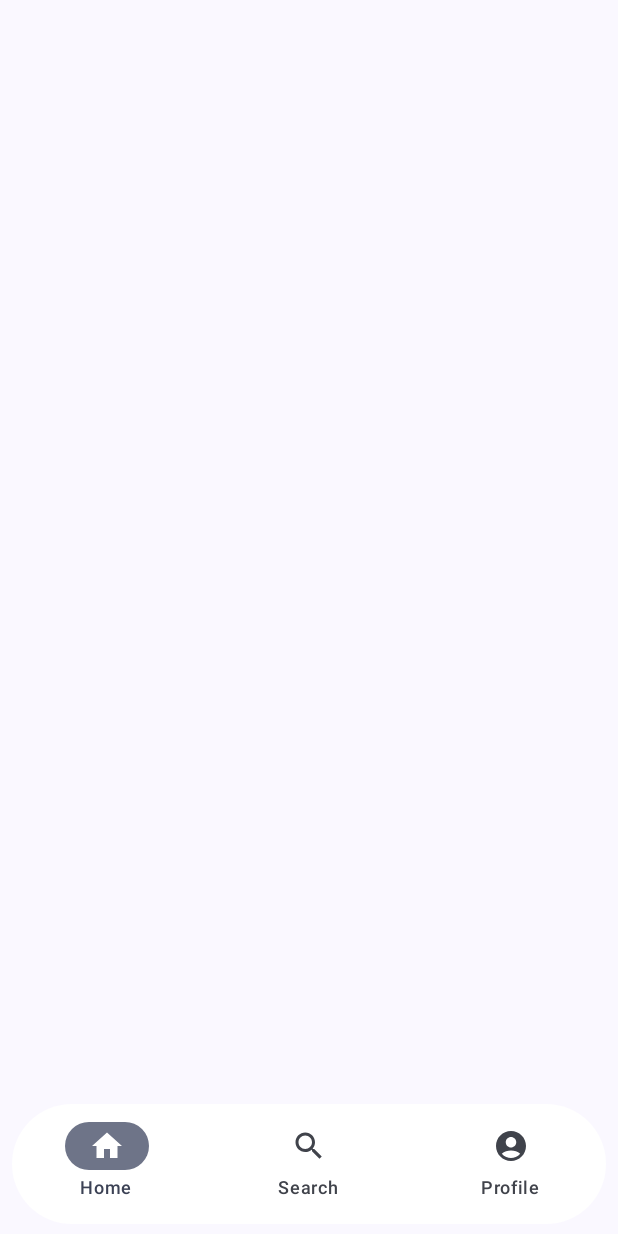
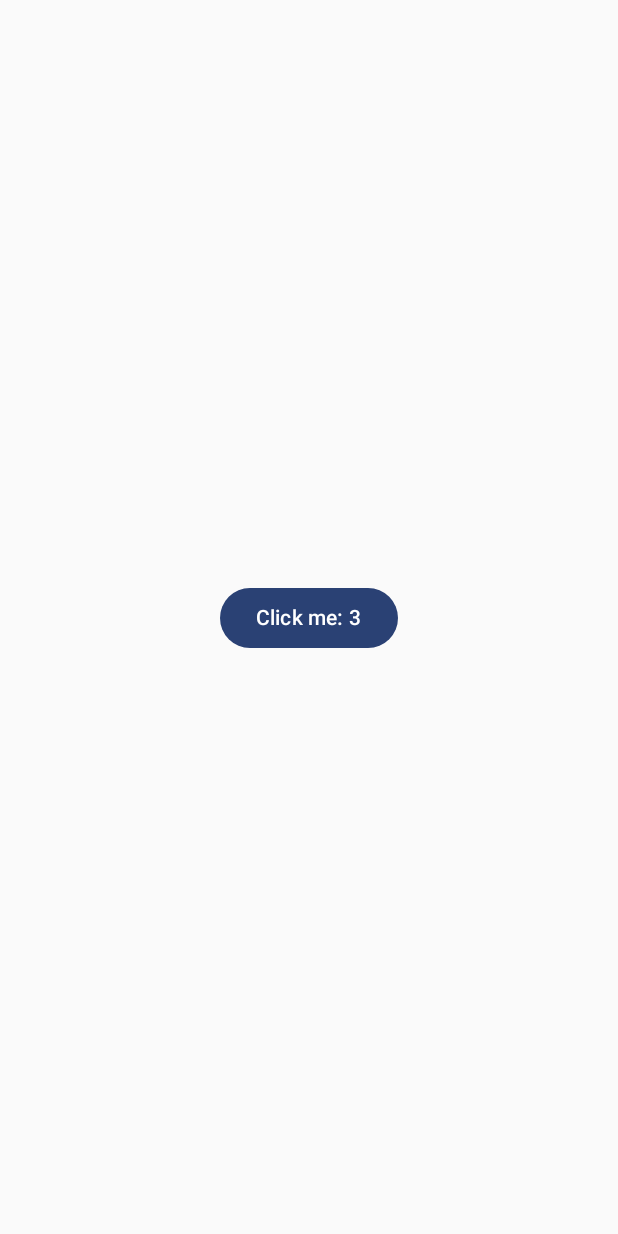
Before and after one commit to Navee-code/JetPackComposeLearning, an Android app built with Jetpack Compose: the screen it shows after launch (MainActivity), on a phone screen of 412 x 824 dp. Run offline under Robolectric (Android 15) with nearby library versions, the phone set to English and light mode, and no system bars.

Commit message:
interface modified

```diff
--- a/app/src/main/java/com/ferbotz/calculatortest/MainActivity.kt
+++ b/app/src/main/java/com/ferbotz/calculatortest/MainActivity.kt
@@ -34,11 +34,7 @@ import androidx.compose.foundation.shape.RoundedCornerShape
 import androidx.compose.material.icons.Icons
 import androidx.compose.material.icons.filled.Add
 import androidx.compose.material3.Button
-import androidx.compose.material3.Card
-import androidx.compose.material3.CardDefaults
-import androidx.compose.material3.ExperimentalMaterial3Api
-import androidx.compose.material3.FloatingActionButton
-import androidx.compose.material3.Icon
+
 
 import androidx.compose.material3.MaterialTheme
 import androidx.compose.material3.NavigationBar
@@ -48,13 +44,9 @@ import androidx.compose.material3.Scaffold
 
 import androidx.compose.material3.Surface
 import androidx.compose.material3.Text
-import androidx.compose.material3.TextButton
 
-import androidx.compose.material3.darkColorScheme
-import androidx.compose.material3.lightColorScheme
 import androidx.compose.runtime.Composable
-import androidx.compose.runtime.LaunchedEffect
-import androidx.compose.runtime.livedata.observeAsState
+
 import androidx.compose.runtime.mutableIntStateOf
 import androidx.compose.runtime.mutableStateOf
 import androidx.compose.runtime.remember
@@ -62,26 +54,11 @@ import androidx.compose.runtime.setValue
 import androidx.compose.ui.Alignment
 
 import androidx.compose.ui.Modifier
-import androidx.compose.ui.draw.clip
-import androidx.compose.ui.graphics.Color
-import androidx.compose.ui.platform.LocalContext
-import androidx.compose.ui.text.style.TextAlign
 
-import androidx.compose.ui.unit.dp
-import androidx.compose.ui.unit.sp
-import androidx.compose.ui.window.Dialog
 import androidx.lifecycle.lifecycleScope
-import androidx.lifecycle.viewmodel.compose.viewModel
-import androidx.navigation.NavGraph.Companion.findStartDestination
-import androidx.navigation.compose.NavHost
-import androidx.navigation.compose.composable
-import androidx.navigation.compose.rememberNavController
+
 import com.ferbotz.calculatortest.bottomNavigation.BottomNavigationBar
-import com.ferbotz.calculatortest.database.Remainders
-import com.ferbotz.calculatortest.helper.log
-import com.ferbotz.calculatortest.homePage.CalculatorContent
-import com.ferbotz.calculatortest.homePage.RemainderNoteList
-import com.ferbotz.calculatortest.retrofit.Gallery
+
 import com.ferbotz.calculatortest.ui.theme.CalculatorTestTheme
 import kotlinx.coroutines.*
 import kotlinx.coroutines.launch
@@ -93,12 +70,12 @@ class MainActivity : ComponentActivity() {
         super.onCreate(savedInstanceState)
         enableEdgeToEdge()
         setContent {
+            val counter by remember { mutableStateOf(0) }
             CalculatorTestTheme {
                val deffered = lifecycleScope.async(Dispatchers.Main) {
                    delay(5000)
                    "fd"
                }
-
 
 
                 lifecycleScope.launch {
@@ -107,32 +84,38 @@ class MainActivity : ComponentActivity() {
                     Toast.makeText(this@MainActivity,"deffered wait",Toast.LENGTH_SHORT).show()
                 }
                 lifecycleScope.launchWhenCreated {  }
-                App()
+                MyComponent()
+
             }
         }
     }
 }
 
-//@Composable
-//fun App2() {
-//    CalculatorTestTheme {
-//        Scaffold(
-//            topBar = {
-//
-//            },
-//            modifier = TODO(),
-//            bottomBar = TODO(),
-//            snackbarHost = TODO(),
-//            floatingActionButton = TODO(),
-//            floatingActionButtonPosition = TODO(),
-//            containerColor = TODO(),
-//            contentColor = TODO(),
-//            contentWindowInsets = TODO(),
-//            content = TODO(),
-//        )
-//    }
-//
-//}
+@Composable
+fun MyComponent() {
+    var count by remember { mutableIntStateOf(3) } // ← persists across recompositions
+    Box(
+        modifier = Modifier.fillMaxSize(),
+        contentAlignment = Alignment.Center
+    ) {
+        Button(onClick = { count++ }) {
+            Text("Click me: $count")
+        }
+    }
+}
+@Composable
+fun MyComponent2() {
+    var count = 0// ← persists across recompositions
+
+    Box(
+        modifier = Modifier.fillMaxSize(),
+        contentAlignment = Alignment.Center
+    ) {
+        Button(onClick = { count++ }) {
+            Text("Click me per: $count")
+        }
+    }
+}
 
 @Composable
 fun App() {
--- a/app/src/main/java/com/ferbotz/calculatortest/bottomNavigation/BottomNavigationItem.kt
+++ b/app/src/main/java/com/ferbotz/calculatortest/bottomNavigation/BottomNavigationItem.kt
@@ -3,6 +3,7 @@ package com.ferbotz.calculatortest.bottomNavigation
 import android.util.Log
 import androidx.compose.material.icons.Icons
 import androidx.compose.material.icons.filled.AccountCircle
+import androidx.compose.material.icons.filled.DateRange
 import androidx.compose.material.icons.filled.Home
 import androidx.compose.material.icons.filled.Search
 import androidx.compose.ui.graphics.vector.ImageVector
@@ -32,8 +33,8 @@ data class BottomNavigationItem(
                 route = "search_route"
             ),
             BottomNavigationItem(
-                label = "Profile",
-                icon = Icons.Filled.AccountCircle,
+                label = "Note",
+                icon = Icons.Filled.DateRange,
                 route = "profile_route"
             ),
         )
--- a/app/src/main/java/com/ferbotz/calculatortest/retrofit/ApiInterface.kt
+++ b/app/src/main/java/com/ferbotz/calculatortest/retrofit/ApiInterface.kt
@@ -4,6 +4,8 @@ import retrofit2.Call
 import retrofit2.http.GET
 
 interface ApiInterface {
+
     @GET("photos")
     fun getPhotos(): Call<List<Gallery>>
+
 }
```
